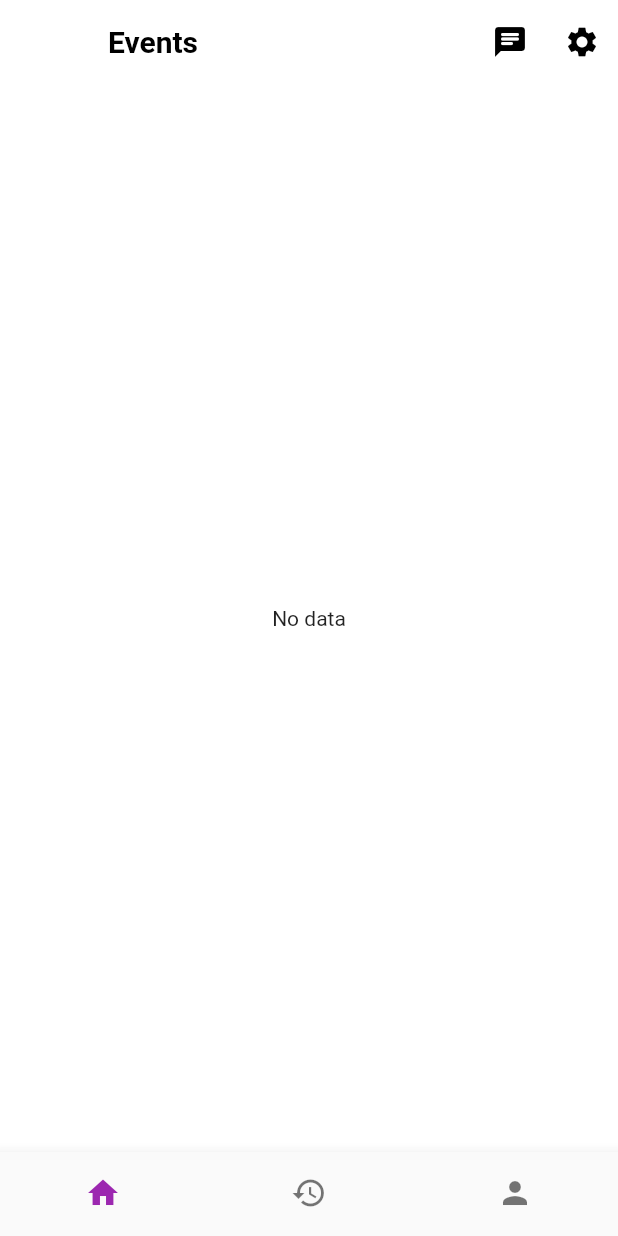
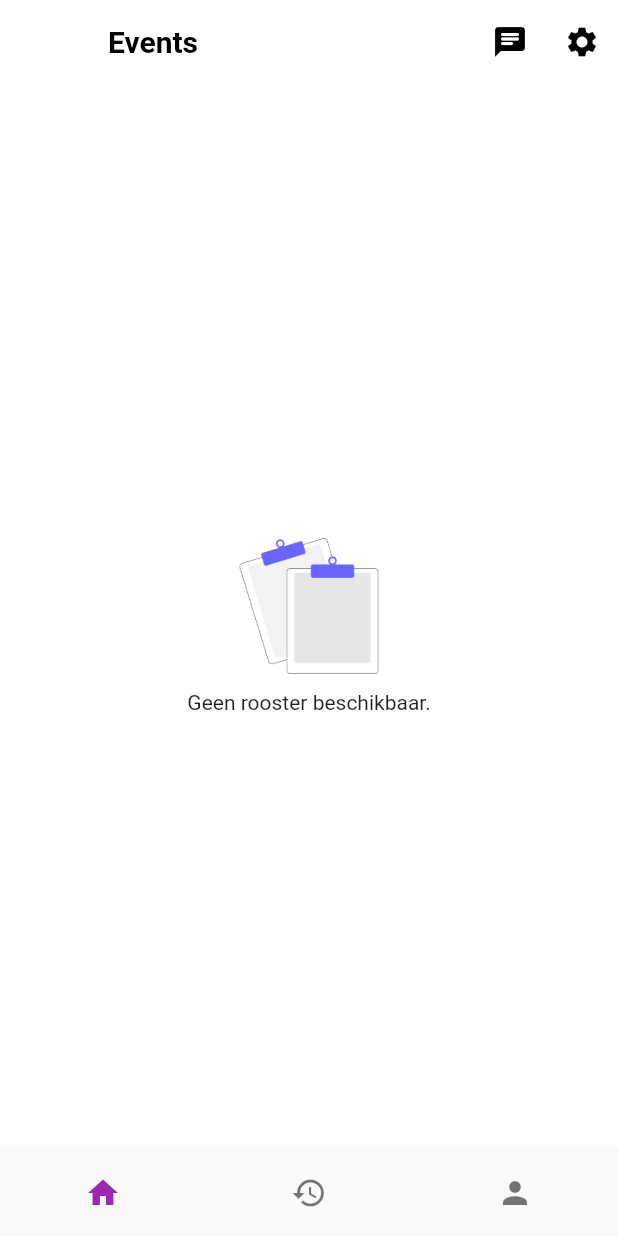
Before and after one commit to vyashh/event_app_ikfram, a Flutter app: the NavBar screen opened directly, on a phone screen of 412 x 824 dp. Run offline on Flutter 3.47's test engine with Material 2 defaults, Android fonts, the phone set to English and light mode, and no system bars; our stand-ins replace cloud_firestore, firebase_auth, firebase_core; accounts and stored records are empty.

Commit message:
added no events display handler

```diff
--- a/lib/widgets/events/event_all.dart
+++ b/lib/widgets/events/event_all.dart
@@ -55,7 +55,19 @@ class EventAll extends StatelessWidget {
           if (snapshot.data.length <= 0) {
             return RefreshIndicator(
                 onRefresh: _refreshEvents,
-                child: Center(child: Text('No data')));
+                child: Center(
+                  child: Column(
+                    mainAxisAlignment: MainAxisAlignment.center,
+                    children: [
+                      Image.asset(
+                        'assets/images/no_data.png',
+                        scale: 7,
+                        fit: BoxFit.contain,
+                      ),
+                      Text('Geen rooster beschikbaar.')
+                    ],
+                  ),
+                ));
           }
           var data = snapshot.data;
           var timestampToDateTime =
--- a/pubspec.yaml
+++ b/pubspec.yaml
@@ -54,6 +54,7 @@ flutter:
     - assets/images/home-avatar.png
     - assets/images/background.jpg
     - assets/images/background-normal.jpg
+    - assets/images/no_data.png
 
   # An image asset can refer to one or more resolution-specific "variants", see
   # https://flutter.dev/assets-and-images/#resolution-aware.
```
Also changed, not shown: assets/images/no_data.png (added).
